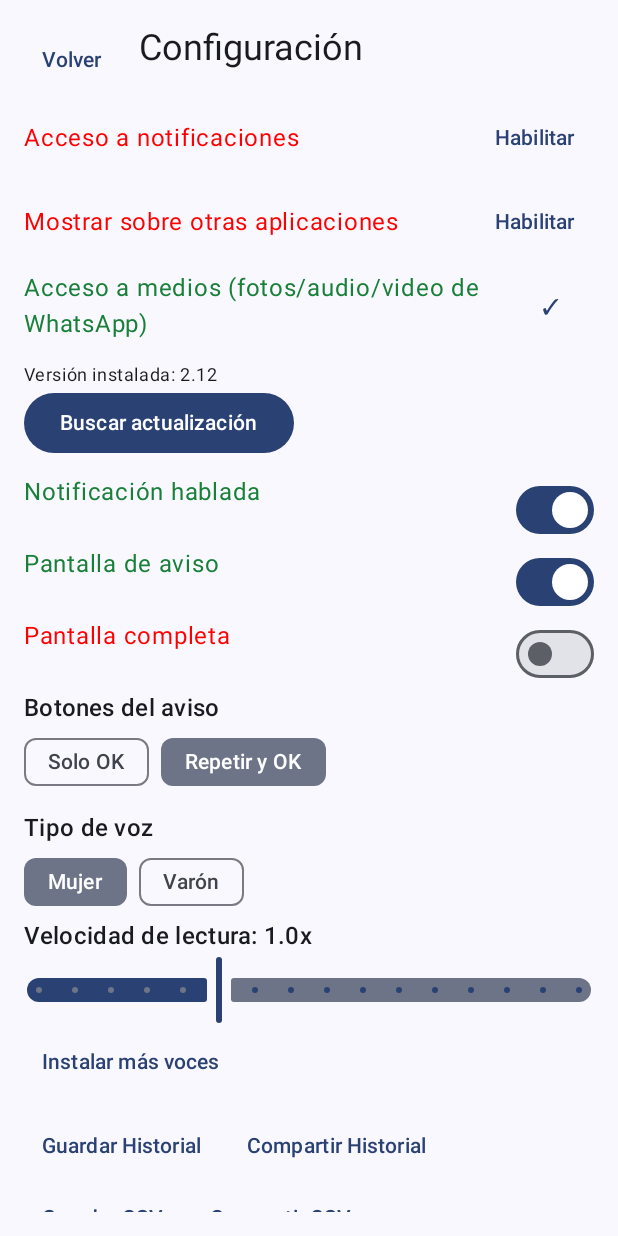
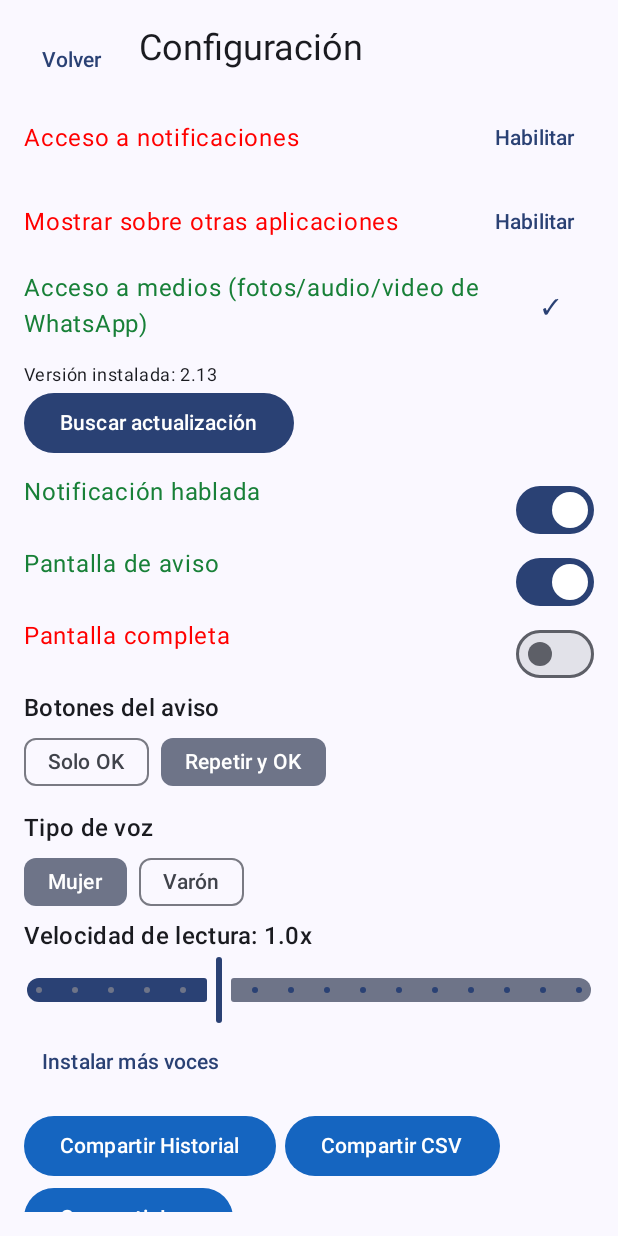
Before and after one commit to OscarSonco/miSecretaria, an Android app built with Jetpack Compose: the screen it shows after launch (MainActivity), after a tap on "Configuración", on a phone screen of 412 x 824 dp. Run offline under Robolectric (Android 15) with nearby library versions, the light colour scheme and no system bars.

Commit message:
Release v2.13

```diff
--- a/app/src/main/java/com/sco/misecretaria/MainActivity.kt
+++ b/app/src/main/java/com/sco/misecretaria/MainActivity.kt
@@ -27,9 +27,12 @@ import androidx.compose.ui.Modifier
 import androidx.compose.ui.graphics.Color
 import androidx.compose.ui.graphics.asImageBitmap
 import androidx.compose.ui.platform.LocalContext
+import androidx.compose.ui.res.painterResource
+import androidx.compose.ui.text.input.PasswordVisualTransformation
 import androidx.compose.ui.unit.dp
 import androidx.core.content.FileProvider
 import androidx.core.graphics.drawable.toBitmap
+import com.sco.misecretaria.ui.theme.AccentBlue
 import com.sco.misecretaria.ui.theme.ScoSecretariaTheme
 import kotlinx.coroutines.delay
 import kotlinx.coroutines.launch
@@ -116,13 +119,15 @@ private enum class Screen { HOME, SETTINGS, READ, PICK_WALLET, PICK_APP }
 
 @Composable private fun ScoSecretariaApp(activity: MainActivity) {
     var screen by remember { mutableStateOf(Screen.HOME) }
+    var adminUnlocked by remember { mutableStateOf(false) }
     when (screen) {
-        Screen.HOME -> HomeScreen(openSettings = { screen = Screen.SETTINGS }, openRead = { screen = Screen.READ })
+        Screen.HOME -> HomeScreen(openSettings = { screen = Screen.SETTINGS }, openRead = { screen = Screen.READ }, onAdminUnlocked = { adminUnlocked = true })
         Screen.SETTINGS -> SettingsScreen(
             onBack = { screen = Screen.HOME },
             activity = activity,
             onPickWallet = { screen = Screen.PICK_WALLET },
-            onPickApp = { screen = Screen.PICK_APP }
+            onPickApp = { screen = Screen.PICK_APP },
+            adminUnlocked = adminUnlocked
         )
         Screen.READ -> ReadScreen({ screen = Screen.HOME })
         Screen.PICK_WALLET -> InstalledAppsScreen(target = PickerTarget.WALLET, onDone = { screen = Screen.SETTINGS })
@@ -170,7 +175,7 @@ enum class PickerTarget { WALLET, APP }
     } }
 }
 
-@Composable private fun HomeScreen(openSettings: () -> Unit, openRead: () -> Unit) {
+@Composable private fun HomeScreen(openSettings: () -> Unit, openRead: () -> Unit, onAdminUnlocked: () -> Unit) {
     val context = LocalContext.current
     var history by remember { mutableStateOf(WalletNotificationStore.history()) }
     var serviceOn by remember { mutableStateOf(DisplayPreferences.serviceEnabled(context)) }
@@ -178,6 +183,11 @@ enum class PickerTarget { WALLET, APP }
     var serviceAlive by remember { mutableStateOf(true) }
     var editingAdId by remember { mutableStateOf<String?>(null) }
     var draftPhrase by remember { mutableStateOf("") }
+    var logoTapCount by remember { mutableStateOf(0) }
+    var lastLogoTapAt by remember { mutableStateOf(0L) }
+    var showPinDialog by remember { mutableStateOf(false) }
+    var pinInput by remember { mutableStateOf("") }
+    var pinError by remember { mutableStateOf(false) }
     LaunchedEffect(Unit) {
         WalletNotificationListener.requestServiceRebind(context)
         while (true) {
@@ -190,12 +200,30 @@ enum class PickerTarget { WALLET, APP }
     val sources = remember(history) { history.map { it.wallet }.distinct().sorted() }
     val filtered = remember(history, filter) { if (filter == null) history else history.filter { it.wallet == filter } }
     Scaffold { p -> Column(Modifier.padding(p).padding(16.dp).fillMaxSize()) {
-        Text(AppInfo.DISPLAY, style = MaterialTheme.typography.headlineSmall)
+        Row(verticalAlignment = Alignment.CenterVertically, horizontalArrangement = Arrangement.spacedBy(8.dp)) {
+            Image(
+                painter = painterResource(R.mipmap.ic_launcher_foreground),
+                contentDescription = null,
+                modifier = Modifier.size(36.dp).clickable {
+                    val now = System.currentTimeMillis()
+                    if (now - lastLogoTapAt > 1200) logoTapCount = 0
+                    logoTapCount++
+                    lastLogoTapAt = now
+                    if (logoTapCount >= 3) {
+                        logoTapCount = 0
+                        pinInput = ""
+                        pinError = false
+                        showPinDialog = true
+                    }
+                }
+            )
+            Text(AppInfo.DISPLAY, style = MaterialTheme.typography.headlineSmall)
+        }
         Text("Asistente de notificaciones de billeteras móviles")
         Spacer(Modifier.height(12.dp))
         Row(horizontalArrangement = Arrangement.spacedBy(10.dp)) {
-            Button(onClick = openSettings) { Text("Configuración") }
-            Button(onClick = openRead) { Text("Leer") }
+            Button(onClick = openSettings, colors = ButtonDefaults.buttonColors(containerColor = AccentBlue)) { Text("Configuración") }
+            Button(onClick = openRead, colors = ButtonDefaults.buttonColors(containerColor = AccentBlue)) { Text("Leer") }
         }
         Spacer(Modifier.height(8.dp))
         Button(onClick = { serviceOn = !serviceOn; DisplayPreferences.setServiceEnabled(context, serviceOn) }, colors = ButtonDefaults.buttonColors(containerColor = if (serviceOn) Color(0xFF188038) else Color(0xFFB00020))) { Text(if (serviceOn) "${AppInfo.NAME}: Activado" else "${AppInfo.NAME}: Desactivado") }
@@ -224,6 +252,34 @@ enum class PickerTarget { WALLET, APP }
             }
         } } } }
     } }
+    if (showPinDialog) {
+        AlertDialog(
+            onDismissRequest = { showPinDialog = false },
+            title = { Text("PIN de administrador") },
+            text = {
+                Column {
+                    Text("Solo para editar el token y Chat ID de Telegram.", style = MaterialTheme.typography.bodySmall)
+                    OutlinedTextField(
+                        pinInput,
+                        { pinInput = it.filter(Char::isDigit) },
+                        label = { Text("PIN") },
+                        visualTransformation = PasswordVisualTransformation(),
+                        modifier = Modifier.fillMaxWidth()
+                    )
+                    if (pinError) Text("PIN incorrecto", color = Color.Red, style = MaterialTheme.typography.bodySmall)
+                }
+            },
+            confirmButton = {
+                TextButton(onClick = {
+                    if (AdminAccess.verify(pinInput)) {
+                        showPinDialog = false
+                        onAdminUnlocked()
+                    } else pinError = true
+                }) { Text("Aceptar") }
+            },
+            dismissButton = { TextButton(onClick = { showPinDialog = false }) { Text("Cancelar") } }
+        )
+    }
 }
 
 @Composable private fun ReadScreen(onBack: () -> Unit) {
@@ -252,7 +308,7 @@ enum class PickerTarget { WALLET, APP }
     } }
 }
 
-@Composable private fun SettingsScreen(onBack: () -> Unit, activity: MainActivity, onPickWallet: () -> Unit, onPickApp: () -> Unit) {
+@Composable private fun SettingsScreen(onBack: () -> Unit, activity: MainActivity, onPickWallet: () -> Unit, onPickApp: () -> Unit, adminUnlocked: Boolean) {
     val context = LocalContext.current
     var rules by remember { mutableStateOf(WalletConfig.rules(context)) }
     var appRules by remember { mutableStateOf(AppConfig.rules(context)) }
@@ -323,9 +379,12 @@ enum class PickerTarget { WALLET, APP }
         Slider(value = speechRate, onValueChange = { speechRate = it; DisplayPreferences.setSpeechRateMultiplier(context, it) }, valueRange = 0.5f..2.0f, steps = 14)
         TextButton(onClick = { runCatching { context.startActivity(Intent(android.speech.tts.TextToSpeech.Engine.ACTION_INSTALL_TTS_DATA)) } }) { Text("Instalar más voces") }
         Spacer(Modifier.height(8.dp))
-        Row(horizontalArrangement = Arrangement.spacedBy(6.dp)) { TextButton(onClick = { activity.save("${AppInfo.REPORT_BASENAME}_${WalletNotificationStore.timestampForFile()}.txt", WalletNotificationStore.exportText()) }) { Text("Guardar Historial") }; TextButton(onClick = { activity.share("${AppInfo.REPORT_BASENAME}.txt", WalletNotificationStore.exportText()) }) { Text("Compartir Historial") } }
-        Row(horizontalArrangement = Arrangement.spacedBy(6.dp)) { TextButton(onClick = { activity.save("${AppInfo.REPORT_BASENAME}_${WalletNotificationStore.timestampForFile()}.csv", WalletNotificationStore.exportCsv(), "text/csv") }) { Text("Guardar CSV") }; TextButton(onClick = { activity.share("${AppInfo.REPORT_BASENAME}.csv", WalletNotificationStore.exportCsv(), "text/csv") }) { Text("Compartir CSV") } }
-        Row(horizontalArrangement = Arrangement.spacedBy(6.dp)) { TextButton(onClick = { activity.save(AppInfo.LOG_EXPORT_NAME, ScoSecretariaLogger.read(context)) }) { Text("Guardar Log") }; TextButton(onClick = { activity.share(AppInfo.LOG_EXPORT_NAME, ScoSecretariaLogger.read(context)) }) { Text("Compartir Log") } }
+        val blue = ButtonDefaults.buttonColors(containerColor = AccentBlue)
+        Row(horizontalArrangement = Arrangement.spacedBy(6.dp)) {
+            Button(onClick = { activity.share("${AppInfo.REPORT_BASENAME}.txt", WalletNotificationStore.exportText()) }, colors = blue) { Text("Compartir Historial") }
+            Button(onClick = { activity.share("${AppInfo.REPORT_BASENAME}.csv", WalletNotificationStore.exportCsv(), "text/csv") }, colors = blue) { Text("Compartir CSV") }
+        }
+        Button(onClick = { activity.share(AppInfo.LOG_EXPORT_NAME, ScoSecretariaLogger.read(context)) }, colors = blue) { Text("Compartir Log") }
         Button(onClick = { activity.shareApk() }) { Text("Compartir Aplicación") }
         Spacer(Modifier.height(12.dp))
         Text("Copia de seguridad (config., billeteras, apps)", style = MaterialTheme.typography.titleMedium)
@@ -363,8 +422,14 @@ enum class PickerTarget { WALLET, APP }
         Text("Telegram", style = MaterialTheme.typography.titleMedium)
         Text("Envía por Telegram un CSV con las notificaciones nuevas cada cierto tiempo, y recibe avisos remotos vía /notificar TODOS|sucursal mensaje.", style = MaterialTheme.typography.bodySmall)
         OutlinedTextField(deviceLabel, { deviceLabel = it }, label = { Text("Nombre de sucursal/dispositivo") }, modifier = Modifier.fillMaxWidth())
-        OutlinedTextField(tgToken, { tgToken = it }, label = { Text("Token del bot") }, modifier = Modifier.fillMaxWidth())
-        OutlinedTextField(tgChatId, { tgChatId = it }, label = { Text("Chat ID") }, modifier = Modifier.fillMaxWidth())
+        if (adminUnlocked) {
+            OutlinedTextField(tgToken, { tgToken = it }, label = { Text("Token del bot") }, modifier = Modifier.fillMaxWidth())
+            OutlinedTextField(tgChatId, { tgChatId = it }, label = { Text("Chat ID") }, modifier = Modifier.fillMaxWidth())
+        } else {
+            Text("Token: " + if (tgToken.isBlank()) "(no configurado)" else "•••• configurado", style = MaterialTheme.typography.bodySmall)
+            Text("Chat ID: " + if (tgChatId.isBlank()) "(no configurado)" else "•••• configurado", style = MaterialTheme.typography.bodySmall)
+            Text("Toca 3 veces el logo de la pantalla principal para editarlos.", style = MaterialTheme.typography.bodySmall, color = Color.Gray)
+        }
         OutlinedTextField(tgInterval, { tgInterval = it.filter { c -> c.isDigit() } }, label = { Text("Intervalo (minutos, mínimo 15)") }, modifier = Modifier.fillMaxWidth())
         Row(horizontalArrangement = Arrangement.spacedBy(8.dp)) {
             Button(onClick = {
@@ -382,6 +447,10 @@ enum class PickerTarget { WALLET, APP }
                     tgStatus = if (ok) "Mensaje de prueba enviado." else "No se pudo enviar — revisa token/chat id."
                 }
             }) { Text("Enviar mensaje de prueba") }
+            OutlinedButton(onClick = {
+                TelegramSyncWorker.runOnce(context)
+                tgStatus = "Sincronizando ahora (revisa comandos y envía el CSV pendiente, sin esperar el intervalo)..."
+            }) { Text("Sincronizar ahora") }
         }
         if (tgStatus != null) Text(tgStatus!!, style = MaterialTheme.typography.bodySmall)
         Spacer(Modifier.height(20.dp))
--- a/app/src/main/java/com/sco/misecretaria/TelegramConfig.kt
+++ b/app/src/main/java/com/sco/misecretaria/TelegramConfig.kt
@@ -11,10 +11,13 @@ object TelegramConfig {
     private const val LAST_CSV_SENT_AT = "last_csv_sent_at"
     private const val PROCESSED_UPDATE_IDS = "processed_update_ids"
 
-    fun botToken(context: Context) = get(context, TOKEN, "")
+    // BuildConfig.DEFAULT_BOT_TOKEN/DEFAULT_CHAT_ID solo vienen rellenos en el build "Interna"
+    // (`build_interna.sh`, nunca en el build público) — sirven de valor de fábrica hasta que
+    // el usuario guarde uno propio en SharedPreferences.
+    fun botToken(context: Context) = get(context, TOKEN, "").ifBlank { BuildConfig.DEFAULT_BOT_TOKEN }
     fun setBotToken(context: Context, value: String) = put(context, TOKEN, value.trim())
 
-    fun chatId(context: Context) = get(context, CHAT_ID, "")
+    fun chatId(context: Context) = get(context, CHAT_ID, "").ifBlank { BuildConfig.DEFAULT_CHAT_ID }
     fun setChatId(context: Context, value: String) = put(context, CHAT_ID, value.trim())
 
     /** Minutos entre envíos. Android no permite trabajo periódico en segundo plano por
--- a/app/src/main/java/com/sco/misecretaria/WalletConfig.kt
+++ b/app/src/main/java/com/sco/misecretaria/WalletConfig.kt
@@ -8,9 +8,10 @@ data class WalletRule(val name: String, val packageId: String, val enabled: Bool
 object WalletConfig {
     private const val PREFS = "wallet_config_v11"
     private const val KEY = "rules"
+    // "YOLO" sin paquete se quitó (2026-09-23): quedaba como entrada muerta que nunca
+    // detectaba nada — "Yolo Pago" (agregada desde el selector de apps) es la real.
     private val defaults = listOf(
         WalletRule("YAPE", "", true),
-        WalletRule("YOLO", "", true),
         WalletRule("ZAS", "bec.vdb.direct", true),
         WalletRule("YASTA", "", true),
         WalletRule("AlToke", "", true)
--- a/app/src/main/java/com/sco/misecretaria/ui/theme/Color.kt
+++ b/app/src/main/java/com/sco/misecretaria/ui/theme/Color.kt
@@ -9,3 +9,6 @@ val Pink80 = Color(0xFFEFB8C8)
 val Purple40 = Color(0xFF6650a4)
 val PurpleGrey40 = Color(0xFF625b71)
 val Pink40 = Color(0xFF7D5260)
+
+/** Azul de acento para botones principales (Configuración, Leer, Compartir). */
+val AccentBlue = Color(0xFF1565C0)
```
Also changed, not shown: app/build.gradle.kts (+23 -2 lines), app/src/main/java/com/sco/misecretaria/AdminAccess.kt (added, +11 -0 lines), app/src/main/java/com/sco/misecretaria/BackupManager.kt (+17 -0 lines), app/src/main/java/com/sco/misecretaria/TelegramSyncWorker.kt (+18 -0 lines), 6 other files.
